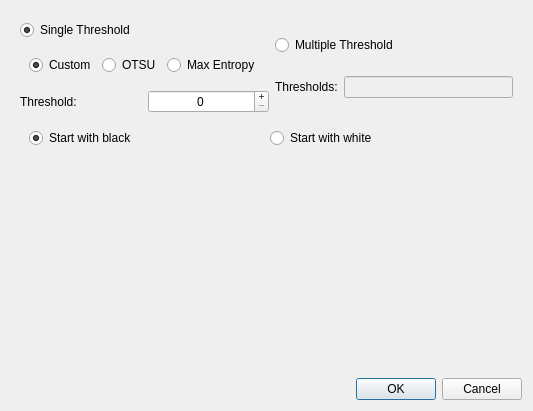
Old version of the form ImageProcessor/toblackandwhitedialog.ui in the repository SidneyTTW/ImageProcessor.
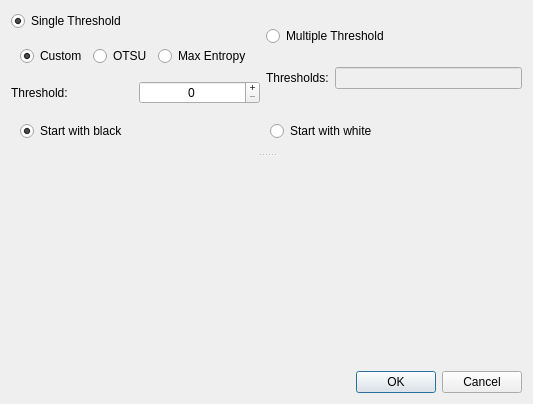
New version of the form. Custom widgets are drawn as their Qt base class.

Commit message: Added a slitter to enable resizing.

```diff
--- a/ImageProcessor/toblackandwhitedialog.ui
+++ b/ImageProcessor/toblackandwhitedialog.ui
@@ -7,7 +7,7 @@
     <x>0</x>
     <y>0</y>
     <width>533</width>
-    <height>396</height>
+    <height>404</height>
    </rect>
   </property>
   <property name="windowTitle">
@@ -15,6 +15,10 @@
   </property>
   <layout class="QVBoxLayout" name="verticalLayout_3">
    <item>
+    <widget class="QSplitter" name="splitter">
+     <property name="orientation">
+      <enum>Qt::Vertical</enum>
+     </property>
     <widget class="QWidget" name="widget_2" native="true">
      <property name="sizePolicy">
       <sizepolicy hsizetype="Preferred" vsizetype="Maximum">
@@ -145,8 +149,6 @@
       </item>
      </layout>
     </widget>
-   </item>
-   <item>
     <widget class="ImageViewWidget" name="imageViewerWidget" native="true">
      <property name="sizePolicy">
       <sizepolicy hsizetype="Preferred" vsizetype="MinimumExpanding">
@@ -160,6 +162,7 @@
        <height>200</height>
       </size>
      </property>
+     </widget>
     </widget>
    </item>
    <item>
```
Lines whose indentation alone changed are shown as unchanged.
